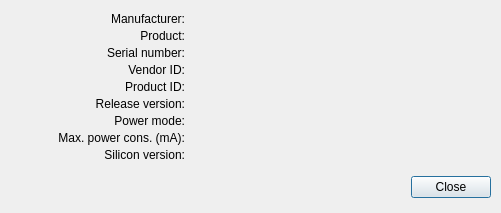
bloguetronica/cp2130-com, file src/informationdialog.ui: the form before one commit.
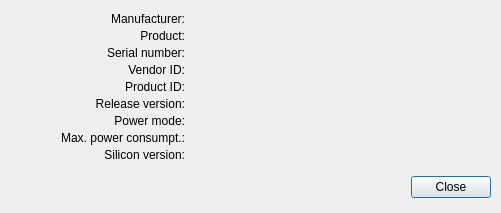
The form after the commit. Icons and pictures are not drawn.

Diff of the .ui file:
```diff
--- a/src/informationdialog.ui
+++ b/src/informationdialog.ui
@@ -165,7 +165,7 @@
     </rect>
    </property>
    <property name="text">
-    <string>Max. power cons. (mA):</string>
+    <string>Max. power consumpt.:</string>
    </property>
    <property name="alignment">
     <set>Qt::AlignRight|Qt::AlignTrailing|Qt::AlignVCenter</set>
```
